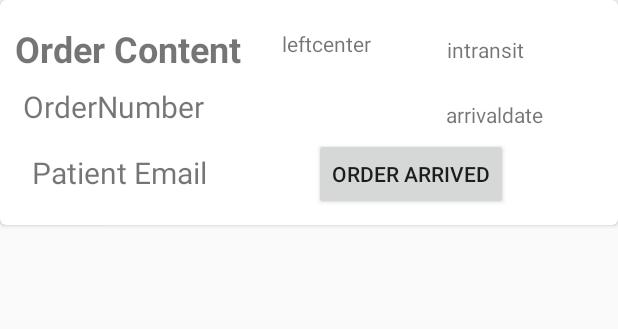
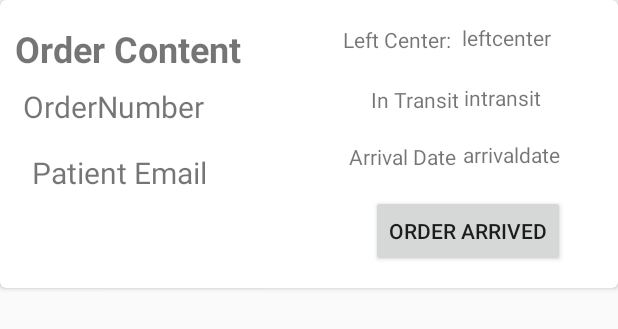
Before and after one commit to sfirooz2017/healthcarePortal, an Android app: the layout admintest.xml on its own in the app's theme, with its tools: preview values and no code run, on a phone screen of 412 x 824 dp. Shown: the top 329 px of the screen. Run offline under Robolectric (Android 15) with nearby library versions, the phone set to English and light mode, and no system bars.

Commit message:
Final fixes

```diff
--- a/app/src/main/res/layout/admintest.xml
+++ b/app/src/main/res/layout/admintest.xml
@@ -8,7 +8,7 @@
     <RelativeLayout
         android:id="@+id/sampleorderA"
         android:layout_width="match_parent"
-        android:layout_height="142dp"
+        android:layout_height="184dp"
         android:layout_margin="4dp">
 
         <TextView
@@ -61,47 +61,47 @@
             android:layout_marginTop="2sp"
             android:layout_marginEnd="236dp"
             android:layout_marginRight="236dp"
-            android:layout_marginBottom="97dp"
+            android:layout_marginBottom="139dp"
             android:text="Order Content"
             android:textSize="24sp"
             android:textStyle="bold" />
 
         <TextView
             android:id="@+id/intransitA"
-            android:layout_width="wrap_content"
+            android:layout_width="81dp"
             android:layout_height="wrap_content"
             android:layout_alignParentStart="true"
             android:layout_alignParentLeft="true"
             android:layout_alignParentEnd="true"
             android:layout_alignParentRight="true"
             android:layout_alignParentBottom="true"
-            android:layout_marginStart="294dp"
-            android:layout_marginLeft="294dp"
-            android:layout_marginEnd="51dp"
-            android:layout_marginRight="51dp"
-            android:layout_marginBottom="103dp"
+            android:layout_marginStart="305dp"
+            android:layout_marginLeft="305dp"
+            android:layout_marginEnd="17dp"
+            android:layout_marginRight="17dp"
+            android:layout_marginBottom="113dp"
             android:text="intransit" />
 
         <TextView
             android:id="@+id/arrivedateA"
-            android:layout_width="wrap_content"
+            android:layout_width="82dp"
             android:layout_height="wrap_content"
             android:layout_alignParentEnd="true"
             android:layout_alignParentRight="true"
             android:layout_alignParentBottom="true"
-            android:layout_marginEnd="46dp"
-            android:layout_marginRight="46dp"
-            android:layout_marginBottom="60dp"
+            android:layout_marginEnd="17dp"
+            android:layout_marginRight="17dp"
+            android:layout_marginBottom="75dp"
             android:text="arrivaldate" />
 
         <TextView
             android:id="@+id/leftcenterA"
-            android:layout_width="wrap_content"
+            android:layout_width="82dp"
             android:layout_height="wrap_content"
             android:layout_alignParentBottom="true"
-            android:layout_marginEnd="50dp"
-            android:layout_marginRight="50dp"
-            android:layout_marginBottom="107dp"
+            android:layout_marginEnd="-81dp"
+            android:layout_marginRight="-81dp"
+            android:layout_marginBottom="153dp"
             android:layout_toStartOf="@+id/arrivedateA"
             android:layout_toLeftOf="@+id/arrivedateA"
             android:text="leftcenter" />
@@ -113,19 +113,49 @@
             android:layout_alignParentEnd="true"
             android:layout_alignParentRight="true"
             android:layout_alignParentBottom="true"
-            android:layout_marginEnd="69dp"
-            android:layout_marginRight="69dp"
-            android:layout_marginBottom="6dp"
+            android:layout_marginEnd="31dp"
+            android:layout_marginRight="31dp"
+            android:layout_marginBottom="10dp"
             android:text="Order Arrived" />
+
+        <TextView
+            android:id="@+id/textView7"
+            android:layout_width="wrap_content"
+            android:layout_height="wrap_content"
+            android:layout_alignParentEnd="true"
+            android:layout_alignParentRight="true"
+            android:layout_alignParentBottom="true"
+            android:layout_marginEnd="107dp"
+            android:layout_marginRight="107dp"
+            android:layout_marginBottom="152dp"
+            android:text="Left Center:" />
+
+        <TextView
+            android:id="@+id/textView8"
+            android:layout_width="wrap_content"
+            android:layout_height="wrap_content"
+            android:layout_alignParentEnd="true"
+            android:layout_alignParentRight="true"
+            android:layout_alignParentBottom="true"
+            android:layout_marginEnd="102dp"
+            android:layout_marginRight="102dp"
+            android:layout_marginBottom="112dp"
+            android:text="In Transit" />
+
+        <TextView
+            android:id="@+id/textView9"
+            android:layout_width="wrap_content"
+            android:layout_height="wrap_content"
+            android:layout_alignParentEnd="true"
+            android:layout_alignParentRight="true"
+            android:layout_alignParentBottom="true"
+            android:layout_marginEnd="104dp"
+            android:layout_marginRight="104dp"
+            android:layout_marginBottom="74dp"
+            android:text="Arrival Date" />
 
 
     </RelativeLayout>
 
 
-
-
-
-
-
-
 </androidx.cardview.widget.CardView>
```
Also changed, not shown: app/src/main/res/layout/adminmeds.xml (+41 -15 lines).
